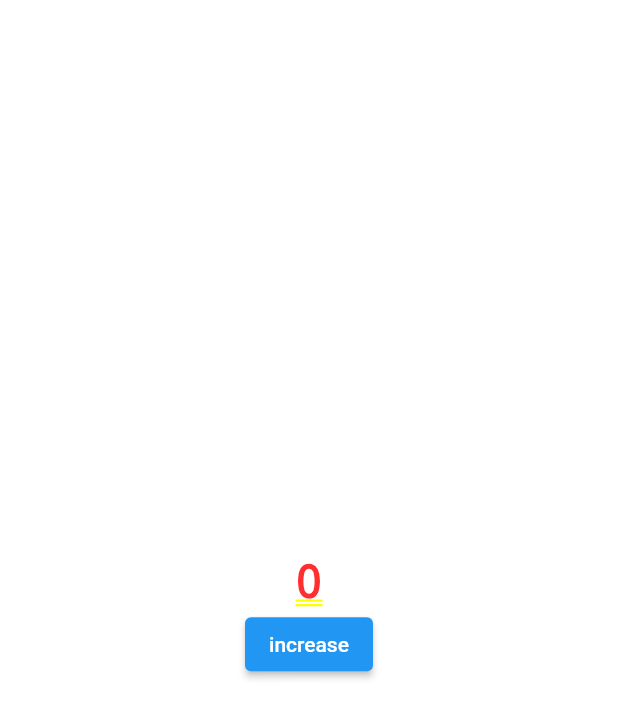
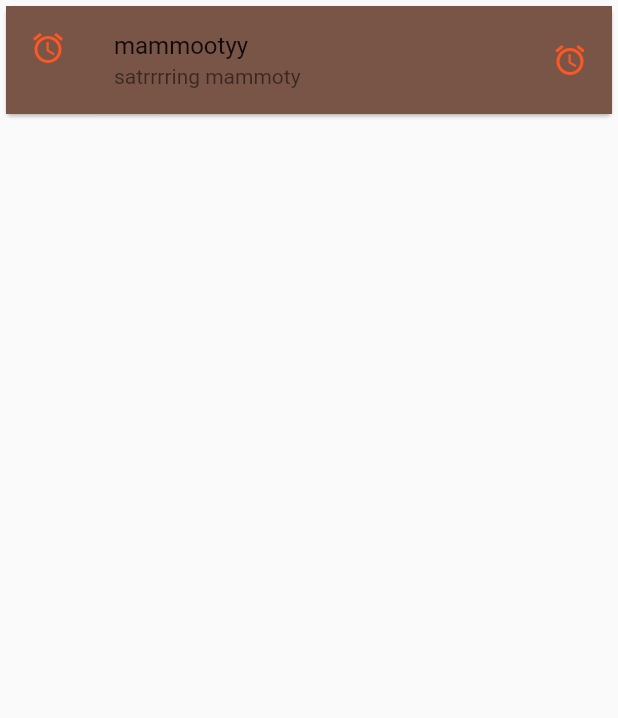
Before and after one commit to mubashirvp7736/workeout, a Flutter app: the screen it shows after launch, on a phone screen of 412 x 824 dp. Shown: the top 718 px of the screen. Run offline on Flutter 3.47's test engine with Material 2 defaults, Android fonts, the phone set to English and light mode, and no system bars.

Commit message:
added new problems

```diff
--- /dev/null
+++ b/lib/WIDGETS/listtile.dart
@@ -0,0 +1,39 @@
+import 'package:flutter/material.dart';
+
+class menu extends StatefulWidget {
+  const menu({super.key});
+
+  @override
+  State<menu> createState() => _menuState();
+}
+
+class _menuState extends State<menu> {
+  @override
+  Widget build(BuildContext context) {
+    return Scaffold(
+      body: Center(
+
+            child: Column(
+               children: [ Card(
+                child: Column(
+                  children: [
+                    ListTile(
+                      splashColor: Colors.blue,
+                      title: Text('mammootyy'),tileColor: Colors.brown,
+                      subtitle: Text('satrrrring mammoty'),
+                      leading: Icon(Icons.access_alarm),iconColor:Colors.deepOrange,
+                      trailing: Icon(Icons.access_alarm_rounded),
+                    )
+                  ],
+                ),
+               )
+
+               ],
+            ),
+          )
+
+          );
+
+
+  }
+}
--- a/lib/main.dart
+++ b/lib/main.dart
@@ -1,23 +1,21 @@
+import 'package:flutter/material.dart';
+import 'WIDGETS/listtile.dart';
+void main(){
 
-import 'package:flutter/material.dart';
-import 'WIDGETS/counterprblm.dart';
-void main(){
-  runApp(const MyApp());
+  runApp(MyApp());
+
+
 }
 class MyApp extends StatelessWidget {
   const MyApp({super.key});
 
   @override
+
+  @override
   Widget build(BuildContext context) {
     return MaterialApp(
       debugShowCheckedModeBanner: false,
-      title: 'login page',
-      theme: ThemeData(
-        primarySwatch: Colors.blue,
-
-      ),
-      home: Myhome(),
-
+       home: menu(),
     );
   }
 }
```
Also changed, not shown: lib/WIDGETS/alert.dart (added, +31 -0 lines), lib/WIDGETS/code.dart (added, +18 -0 lines), lib/WIDGETS/code2.dart (added, +22 -0 lines), lib/WIDGETS/gestdetector.dart (added, +47 -0 lines).
